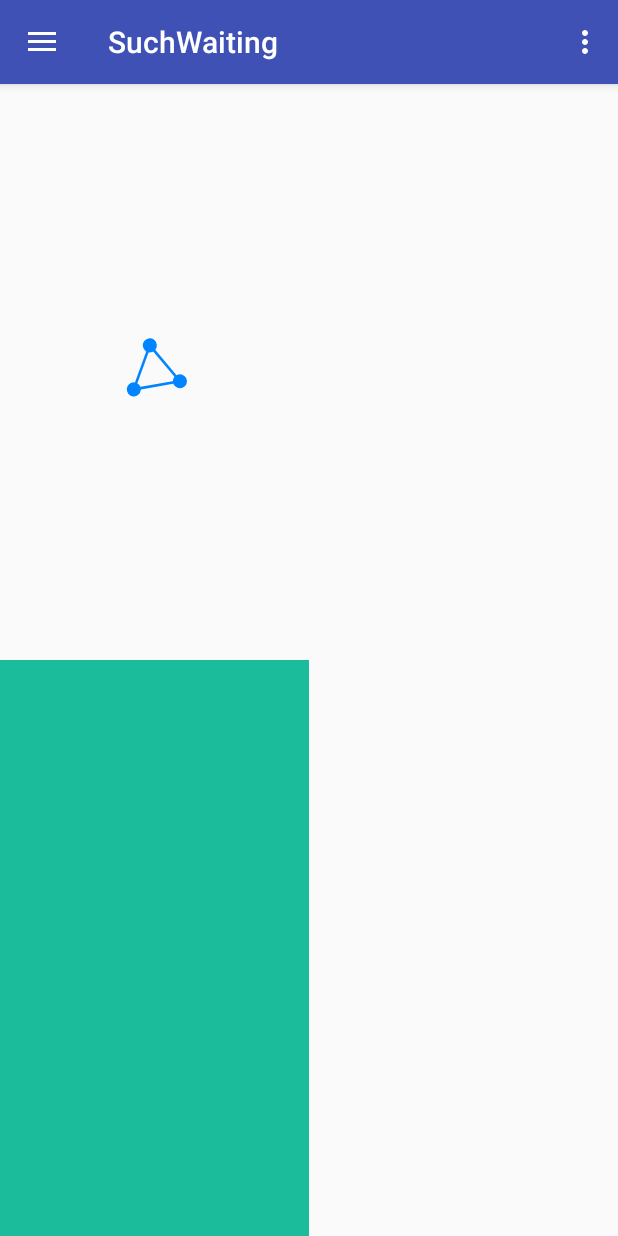
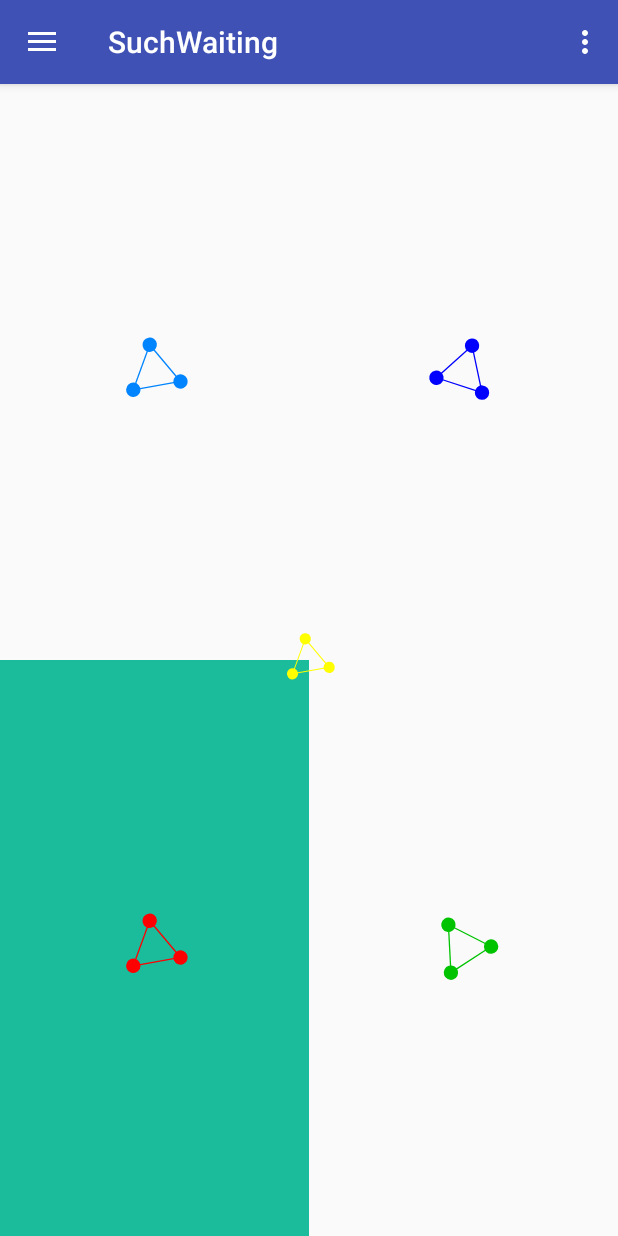
Before and after one commit to kapaseker/SuchWaiting, an Android app: the screen it shows after launch (SampleActivity), in the side drawer, after a tap on "Triangle Waiting", on a phone screen of 412 x 824 dp. Run offline under Robolectric (Android 15) with nearby library versions, the phone set to English and light mode, and no system bars.

Commit message:
complete triangle dot sampls

```diff
--- a/app/src/main/java/azalea/com/suchwating/sample/TriangleFragment.java
+++ b/app/src/main/java/azalea/com/suchwating/sample/TriangleFragment.java
@@ -1,5 +1,6 @@
 package azalea.com.suchwating.sample;
 
+import android.graphics.Color;
 import android.os.Bundle;
 import android.support.annotation.Nullable;
 import android.view.View;
@@ -26,5 +27,9 @@ public class TriangleFragment extends BaseFragment {
         super.onViewCreated(view, savedInstanceState);
 
         ((ImageView) view.findViewById(R.id.img_1)).setImageDrawable(new LoadingDrawable(new TriangleDotRender()));
+        ((ImageView) view.findViewById(R.id.img_2)).setImageDrawable(new LoadingDrawable(new TriangleDotRender(3000L, Color.BLUE)));
+        ((ImageView) view.findViewById(R.id.img_3)).setImageDrawable(new LoadingDrawable(new TriangleDotRender(Color.RED)));
+        ((ImageView) view.findViewById(R.id.img_4)).setImageDrawable(new LoadingDrawable(new TriangleDotRender(2000L, Color.parseColor("#00c300"))));
+        ((ImageView) view.findViewById(R.id.img_5)).setImageDrawable(new LoadingDrawable(new TriangleDotRender(Color.YELLOW)));
     }
 }
--- a/app/src/main/res/layout/frag_color_line_dot.xml
+++ b/app/src/main/res/layout/frag_color_line_dot.xml
@@ -41,8 +41,7 @@
                 android:layout_width="0dp"
                 android:layout_height="match_parent"
                 android:layout_weight="1"
-                android:background="@color/clr_nav_back_end"
-                android:scaleType="centerInside"/>
+                android:background="@color/clr_nav_back_end" />
 
             <ImageView
                 android:id="@+id/img_4"
--- a/suchwaiting/src/main/java/com/azalea/suchwaiting/contant/Constant.java
+++ b/suchwaiting/src/main/java/com/azalea/suchwaiting/contant/Constant.java
@@ -5,5 +5,5 @@ package com.azalea.suchwaiting.contant;
  */
 
 public class Constant {
-	public static final int DEFAULT_SIZE = 120;
+	public static final int DEFAULT_SIZE = 240;
 }
--- a/suchwaiting/src/main/java/com/azalea/suchwaiting/loadingimplemention/triangle/TriangleDotRender.java
+++ b/suchwaiting/src/main/java/com/azalea/suchwaiting/loadingimplemention/triangle/TriangleDotRender.java
@@ -31,16 +31,34 @@ public class TriangleDotRender extends BaseLoadingRender implements ValueAnimato
 	private float mEndX = 0F;
 	private float mEndY = 0F;
 	private int mDegree = 0;
+	private ValueAnimator mAnimator = null;
+
 	private long mRotateDuration = 1800L;
-	private ValueAnimator mAnimator = null;
+	private int mColor = DEFAULT_COLOR;
 
 	public TriangleDotRender() {
 		init();
 	}
 
+	public TriangleDotRender(int mColor) {
+		this.mColor = mColor;
+		init();
+	}
+
+	public TriangleDotRender(long mRotateDuration) {
+		this.mRotateDuration = mRotateDuration;
+		init();
+	}
+
+	public TriangleDotRender(long mRotateDuration, int mColor) {
+		this.mRotateDuration = mRotateDuration;
+		this.mColor = mColor;
+		init();
+	}
+
 	private void init() {
 		mPaint.setAntiAlias(true);
-		mPaint.setColor(DEFAULT_COLOR);
+		mPaint.setColor(mColor);
 		mPaint.setStrokeWidth(1);
 	}
 
```
Lines whose indentation alone changed are shown as unchanged.
